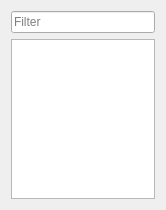
This is src/widgets/qtdesigner/QStrBrowser.ui in aparaatti/definator as Qt 5 draws it before an edit. The edited form follows.
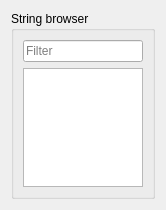
This is the edited form.

```diff
--- a/src/widgets/qtdesigner/QStrBrowser.ui
+++ b/src/widgets/qtdesigner/QStrBrowser.ui
@@ -33,6 +33,12 @@
   </property>
   <layout class="QVBoxLayout" name="verticalLayout">
    <item>
+    <widget class="QGroupBox" name="str_box">
+     <property name="title">
+      <string>String browser</string>
+     </property>
+     <layout class="QVBoxLayout" name="verticalLayout_3">
+      <item>
     <widget class="QLineEdit" name="lineEdit">
      <property name="sizePolicy">
       <sizepolicy hsizetype="Expanding" vsizetype="Fixed">
@@ -51,24 +57,6 @@
      </property>
     </widget>
    </item>
-   <item>
-    <widget class="QWidget" name="widget" native="true">
-     <layout class="QVBoxLayout" name="verticalLayout_2">
-      <property name="spacing">
-       <number>0</number>
-      </property>
-      <property name="leftMargin">
-       <number>0</number>
-      </property>
-      <property name="topMargin">
-       <number>0</number>
-      </property>
-      <property name="rightMargin">
-       <number>0</number>
-      </property>
-      <property name="bottomMargin">
-       <number>0</number>
-      </property>
       <item>
        <widget class="QListWidget" name="listWidget"/>
       </item>
```
Lines whose indentation alone changed are shown as unchanged.
